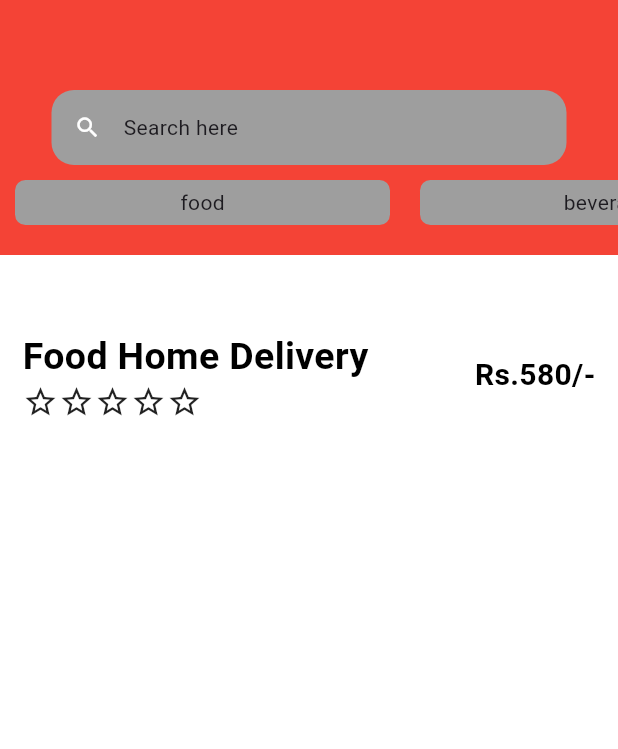
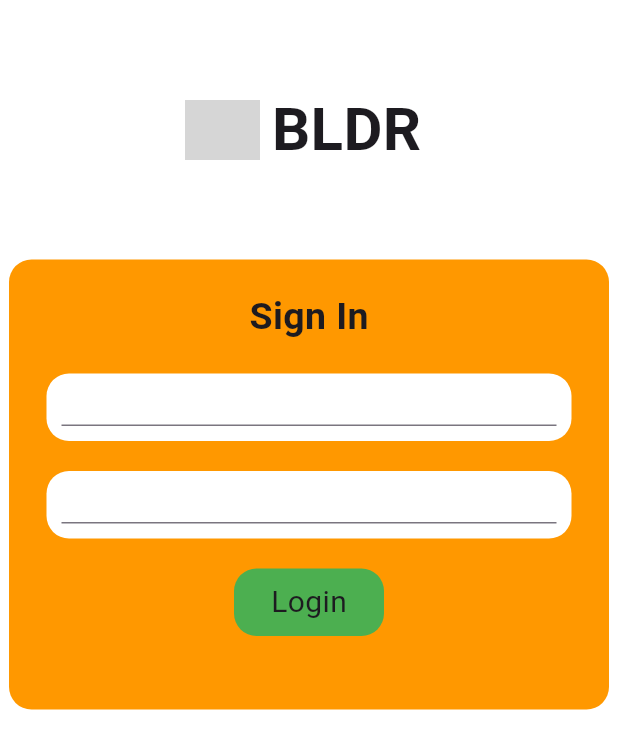
Before and after one commit to kaktusjack/newapp, a Flutter app: the screen it shows after launch, on a phone screen of 412 x 824 dp. Shown: the top 749 px of the screen. Run offline on Flutter 3.47's test engine with Material 2 defaults, Android fonts, the phone set to English and light mode, and no system bars; our stand-ins replace carousel_slider; network calls fail; grey boxes are pictures that could not be loaded.

Commit message:
login and detail page created

```diff
--- /dev/null
+++ b/lib/Login.dart
@@ -0,0 +1,169 @@
+import 'package:flutter/material.dart';
+import 'package:flutter/widgets.dart';
+import 'package:newapp/Details.dart';
+
+class login extends StatefulWidget {
+  @override
+  State<StatefulWidget> createState() {
+    return loginstate();
+  }
+
+}
+
+  class loginstate extends State<login> {
+
+
+  TextEditingController passwordcontroller= TextEditingController();
+  TextEditingController emailcontroller= TextEditingController();
+    @override
+    Widget build(BuildContext context) {
+      // TODO: implement build
+
+        var size = MediaQuery
+            .of(context)
+            .size;
+        return Scaffold(
+          backgroundColor: Colors.white,
+          body: Column(
+            children: [
+              Padding(
+                padding: const EdgeInsets.all(50.0),
+                child: Row(
+                  mainAxisAlignment: MainAxisAlignment.center,
+                    children: [
+                      Stack(
+                        children: [
+                          ClipRRect(
+                            borderRadius: const BorderRadius.only(
+                                topRight: Radius.circular(30),
+                                topLeft: Radius.circular(30)
+                            ),
+                            child: Image.network(
+                              "https://encrypted-tbn0.gstatic.com/images?q=tbn:ANd9GcT1St0yoy2FaXkvT4RtsQa8znBBI2VyPxDQmw&usqp=CAU",
+                              fit: BoxFit.cover,
+                              height: 40,
+                              width: 50,),
+                          ),
+                          Positioned(
+                            top: 20,
+                            left: 20,
+                            child: Container(
+                                padding: EdgeInsets.all(15),
+                                decoration: BoxDecoration(
+                                    color: Colors.grey,
+                                    borderRadius: BorderRadius.circular(50)
+                                ),
+                                child: Icon(
+                                  Icons.heart_broken, color: Colors.white,)),
+                          )
+                        ],
+                      ),
+                      Padding(
+                        padding: const EdgeInsets.all(8.0),
+                        child: Text("BLDR",style: TextStyle(fontSize:40,fontWeight: FontWeight.bold),),
+                      )
+                    ]
+
+                ),
+              ),
+              Container(
+               height: 300,
+                  width: 400,
+                  decoration: BoxDecoration(
+                      color: Colors.orange,
+                      borderRadius: BorderRadius.circular(15.0)
+                  ),
+                child: Column(
+                  children: [
+                    Padding(
+                      padding: const EdgeInsets.all(20.0),
+                      child: (
+
+                      Text("Sign In",style: TextStyle(fontWeight: FontWeight.bold,fontSize: 25),)
+
+
+
+
+
+                      ),
+                    ),
+                    Container(
+
+                      height: 45,
+                      width: 350,
+                      decoration: BoxDecoration(
+                          color: Colors.white,
+                          borderRadius: BorderRadius.circular(15.0)
+                      ),
+                      child: Padding(
+                        padding: const EdgeInsets.all(10.0),
+                        child: Center(
+                          child: (
+
+                          TextField(controller: emailcontroller,)
+                          ),
+                        ),
+                      ),
+                    ),
+                    SizedBox(height: 20,),
+                    Container(
+                      height: 45,
+                      width: 350,
+                      decoration: BoxDecoration(
+                          color: Colors.white,
+                          borderRadius: BorderRadius.circular(15.0)
+                      ),
+                      child: Padding(
+                        padding: const EdgeInsets.all(10.0),
+                        child: Center(
+                          child: (
+                          TextField(controller: passwordcontroller,
+                          obscureText: true,)
+                          ),
+                        ),
+                      ),
+                    ),
+                    SizedBox(height: 20,),
+                    GestureDetector(
+                      onTap: (){
+                        if(emailcontroller.text.contains("@")&& passwordcontroller.text.isNotEmpty){
+                          Navigator.push(
+                            context,
+                            MaterialPageRoute(builder: (context)=> details()),
+                          );
+                        }
+                        else{
+
+                        }
+
+                      },
+                      child: Container(
+                        height: 45,
+                        width: 100,
+                        decoration: BoxDecoration(
+                            color: Colors.green,
+                            borderRadius: BorderRadius.circular(15.0)
+                        ),
+                        child: Center(
+                          child: (
+                          Text('Login',style: TextStyle(fontSize: 20),)
+                          ),
+                        ),
+
+                      ),
+                    )
+
+                  ],
+                ),
+
+
+
+
+
+              )
+            ],
+          ),
+        );
+
+    }
+  }
--- a/lib/main.dart
+++ b/lib/main.dart
@@ -1,4 +1,6 @@
 import 'package:flutter/material.dart';
+import 'package:newapp/Details.dart';
+import 'package:newapp/Login.dart';
 import 'package:newapp/firstclass.dart';
 
 void main() {
@@ -32,7 +34,7 @@ class MyApp extends StatelessWidget {
         colorScheme: ColorScheme.fromSeed(seedColor: Colors.deepPurple),
         useMaterial3: true,
       ),
-      home: firstclass()
+      home: login(),
     );
   }
 }
--- a/pubspec.yaml
+++ b/pubspec.yaml
@@ -32,9 +32,11 @@ dependencies:
     sdk: flutter
 
 
+
   # The following adds the Cupertino Icons font to your application.
   # Use with the CupertinoIcons class for iOS style icons.
   cupertino_icons: ^1.0.2
+  carousel_slider: ^4.2.1
 
 dev_dependencies:
   flutter_test:
```
Also changed, not shown: lib/Details.dart (added, +211 -0 lines), lib/firstclass.dart (+84 -2 lines), lib/Cart.dart (added), pubspec.lock.
